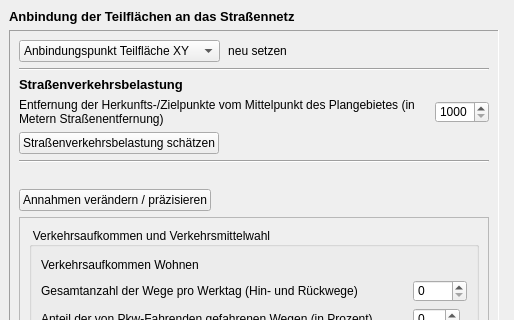
This is projektcheck/ui/ProjektCheck_dockwidget_analysis_03-ViU.ui in projektcheck/ProjektCheck-QGIS as Qt 5 draws it before an edit; both pictures show x 0 to 514 and y 0 to 320 of the 514 by 1003 pixel window. The edited form follows.
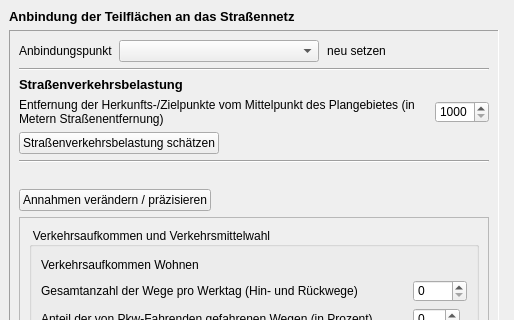
This is the edited form. Icons and pictures are not drawn.

Commit message: functionality place connectors

The edit to the form file:
```diff
--- a/projektcheck/ui/ProjektCheck_dockwidget_analysis_03-ViU.ui
+++ b/projektcheck/ui/ProjektCheck_dockwidget_analysis_03-ViU.ui
@@ -142,18 +142,20 @@
        <item row="0" column="0" colspan="2">
         <layout class="QHBoxLayout" name="horizontalLayout">
          <item>
-          <widget class="QComboBox" name="comboBox">
+          <widget class="QLabel" name="label_3">
+           <property name="text">
+            <string>Anbindungspunkt</string>
+           </property>
+          </widget>
+         </item>
+         <item>
+          <widget class="QComboBox" name="area_combo">
            <property name="minimumSize">
             <size>
              <width>200</width>
              <height>0</height>
             </size>
            </property>
-           <item>
-            <property name="text">
-             <string>Anbindungspunkt Teilfläche XY</string>
-            </property>
-           </item>
           </widget>
          </item>
          <item>
```
Left out of the diff: 4 changed lines with no effect on the pictures. The commit also changes 2 other files.
